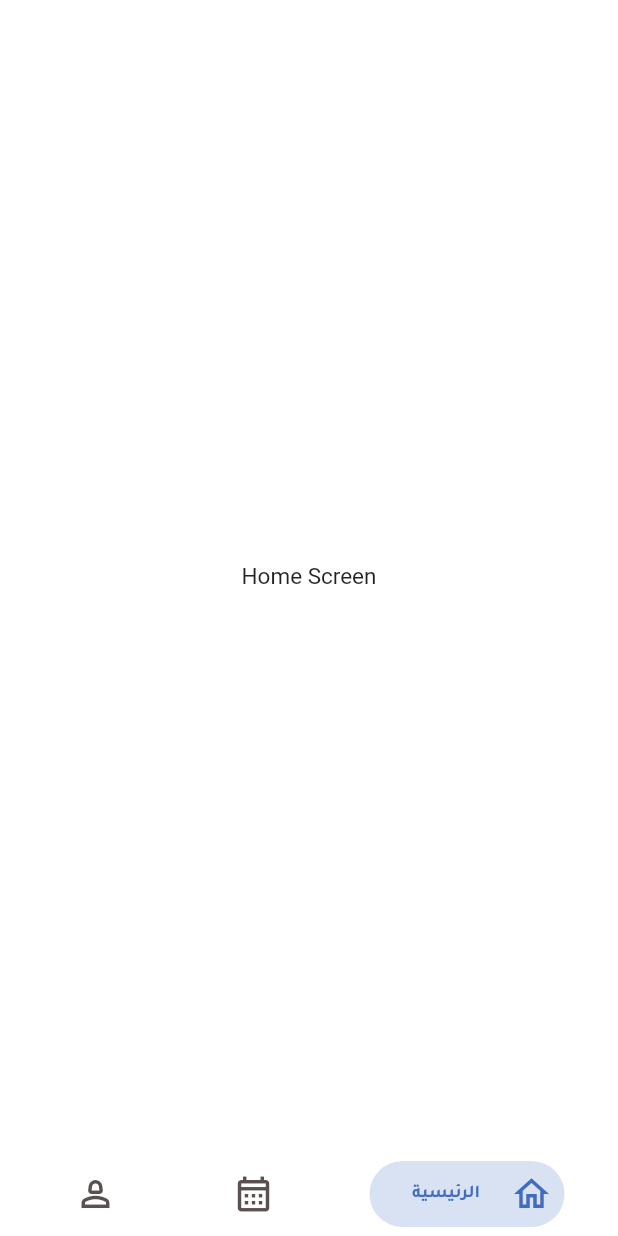
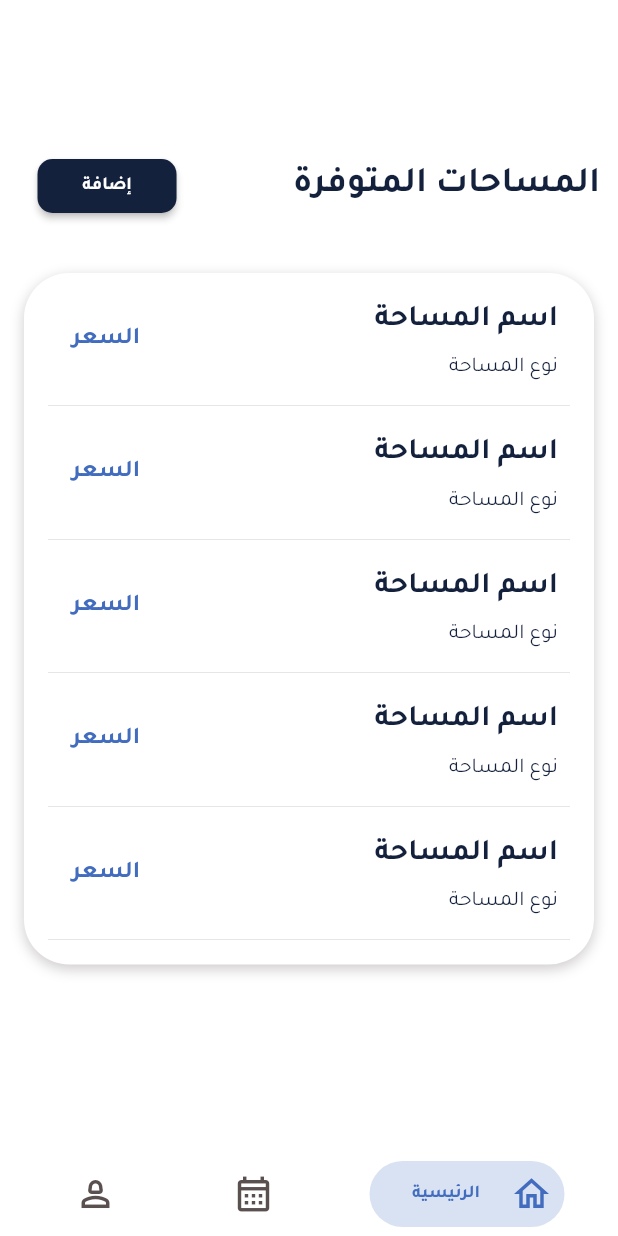
Before and after one commit to ZiyadALharbi/Frontend-Masaha-project, a Flutter app: the HomeScreen screen opened directly, on a phone screen of 412 x 824 dp. Run offline on Flutter 3.47's test engine with Material 2 defaults, Android fonts, the light colour scheme and no system bars; drawn by our look-alikes of bottom_navy_bar; our stand-ins replace get_storage; accounts and stored records are empty; network calls fail.

Commit message:
feat: add cards on home screen

```diff
--- a/frontend/lib/components/custom_button.dart
+++ b/frontend/lib/components/custom_button.dart
@@ -3,9 +3,11 @@ import 'package:flutter/material.dart';
 import '../constants/colors.dart';
 
 class CustomButton extends StatelessWidget {
-  const CustomButton({super.key, required this.buttonTitle});
+  const CustomButton(
+      {super.key, required this.buttonTitle, required this.textSize});
 
   final String buttonTitle;
+  final double textSize;
 
   @override
   Widget build(BuildContext context) {
@@ -14,7 +16,7 @@ class CustomButton extends StatelessWidget {
       style: TextStyle(
           fontFamily: 'Tajawal',
           fontWeight: FontWeight.w700,
-          fontSize: 18,
+          fontSize: textSize,
           color: white),
     );
   }
--- /dev/null
+++ b/frontend/lib/components/home/space_card.dart
@@ -0,0 +1,61 @@
+import 'package:flutter/material.dart';
+
+import '../../constants/colors.dart';
+
+class CustomCard extends StatelessWidget {
+  const CustomCard({
+    super.key,
+  });
+
+  @override
+  Widget build(BuildContext context) {
+    return Container(
+      decoration:
+          BoxDecoration(borderRadius: BorderRadius.circular(10), color: white),
+      child: Column(
+        children: [
+          ListTile(
+            title: Text(
+              "اسم المساحة",
+              style: TextStyle(
+                  fontFamily: 'Tajawal',
+                  fontSize: 20,
+                  color: darkBlue,
+                  fontWeight: FontWeight.bold),
+            ),
+            subtitle: Padding(
+              padding: const EdgeInsets.only(top: 12),
+              child: Text(
+                "نوع المساحة",
+                style: TextStyle(
+                    fontFamily: 'Tajawal',
+                    fontSize: 14,
+                    color: darkBlue,
+                    fontWeight: FontWeight.w400),
+              ),
+            ),
+            trailing: Padding(
+              padding: const EdgeInsets.all(8.0),
+              child: Text(
+                "السعر",
+                style: TextStyle(
+                    fontFamily: 'Tajawal',
+                    fontSize: 16,
+                    color: blue,
+                    fontWeight: FontWeight.w700),
+              ),
+            ),
+          ),
+          Padding(
+            padding: const EdgeInsets.all(8.0),
+            child: Divider(
+              height: 1,
+              color: darkGrey,
+              thickness: 0.1,
+            ),
+          ),
+        ],
+      ),
+    );
+  }
+}
--- /dev/null
+++ b/frontend/lib/constants/spaces.dart
@@ -0,0 +1,13 @@
+import 'package:flutter/material.dart';
+
+const kHSpace8 = SizedBox(width: 8);
+const kHSpace16 = SizedBox(width: 16);
+const kHSpace24 = SizedBox(width: 24);
+const kHSpace32 = SizedBox(width: 32);
+const kHSpace64 = SizedBox(width: 64);
+
+const kVSpace8 = SizedBox(height: 8);
+const kVSpace16 = SizedBox(height: 16);
+const kVSpace24 = SizedBox(height: 24);
+const kVSpace32 = SizedBox(height: 32);
+const kVSpace64 = SizedBox(height: 64);
--- a/frontend/lib/views/auth/log_in.dart
+++ b/frontend/lib/views/auth/log_in.dart
@@ -78,6 +78,7 @@ class _LogInState extends State<LogIn> {
                         },
                         child: const CustomButton(
                           buttonTitle: 'تسجيل الدخول',
+                          textSize: 18,
                         )),
                   ),
                   const SizedBox(height: 24),
--- a/frontend/lib/views/auth/sign_up.dart
+++ b/frontend/lib/views/auth/sign_up.dart
@@ -92,6 +92,7 @@ class _SignUpState extends State<SignUp> {
                         },
                         child: const CustomButton(
                           buttonTitle: 'حساب جديد',
+                          textSize: 18,
                         )),
                   ),
                   Center(
--- a/frontend/lib/views/owner/home_screen.dart
+++ b/frontend/lib/views/owner/home_screen.dart
@@ -1,7 +1,8 @@
 import 'package:flutter/material.dart';
 import 'package:frontend/constants/colors.dart';
-
+import '../../components/custom_button.dart';
 import '../../components/home/home_nav.dart';
+import '../../components/home/space_card.dart';
 
 class HomeScreen extends StatefulWidget {
   const HomeScreen({super.key});
@@ -14,11 +15,159 @@ class _HomeScreenState extends State<HomeScreen> {
   @override
   Widget build(BuildContext context) {
     return Scaffold(
-      backgroundColor: white,
-      bottomNavigationBar: const HomeNav(),
-      body: const Center(
-        child: Text("Home Screen"),
-      ),
-    );
+        backgroundColor: white,
+        bottomNavigationBar: const HomeNav(),
+        body: ListView(
+          children: [
+            Padding(
+              padding: const EdgeInsets.fromLTRB(25, 100, 12, 24),
+              child: Row(
+                mainAxisAlignment: MainAxisAlignment.spaceBetween,
+                children: [
+                  Text(
+                    'المساحات المتوفرة',
+                    style: TextStyle(
+                        fontFamily: 'Tajawal',
+                        fontSize: 24,
+                        color: darkBlue,
+                        fontWeight: FontWeight.bold),
+                  ),
+                  ElevatedButton(
+                      style: ElevatedButton.styleFrom(
+                          backgroundColor: darkBlue,
+                          shape: RoundedRectangleBorder(
+                              borderRadius: BorderRadius.circular(10))),
+                      onPressed: () async {},
+                      child: const CustomButton(
+                        buttonTitle: '     إضافة     ',
+                        textSize: 12,
+                      ))
+                ],
+              ),
+            ),
+            Padding(
+              padding: const EdgeInsets.fromLTRB(16, 10, 16, 0),
+              child: Container(
+                decoration: BoxDecoration(boxShadow: [
+                  BoxShadow(
+                    color: darkGrey.withOpacity(0.3),
+
+                    blurRadius: 7,
+                    offset: const Offset(0, 3), // changes position of shadow
+                  ),
+                ], borderRadius: BorderRadius.circular(30), color: white),
+                child: const Padding(
+                  padding: EdgeInsets.all(8.0),
+                  child: Column(
+                    children: [
+                      CustomCard(),
+                      CustomCard(),
+                      CustomCard(),
+                      CustomCard(),
+                      CustomCard(),
+                    ],
+                  ),
+                ),
+              ),
+            ),
+          ],
+        ));
   }
 }
+
+
+
+// class CardOrders extends StatelessWidget {
+//   const CardOrders({super.key, required this.order});
+//   final Map order;
+//   @override
+//   Widget build(BuildContext context) {
+//     return Padding(
+//       padding: const EdgeInsets.all(8.0),
+//       child: Card(
+//         shape: RoundedRectangleBorder(borderRadius: BorderRadius.circular(10)),
+//         elevation: 0.5,
+//         child: ListTile(
+//           title: Text(order["title"]),
+//           subtitle: Text(order["content"]),
+//           trailing: Text(order["create_at"]),
+//         ),
+//       ),
+//     );
+//   }
+// }
+
+// class OrderScreen extends StatelessWidget {
+//   const OrderScreen({super.key, required this.order});
+
+//   final Map order;
+
+//   @override
+//   Widget build(BuildContext context) {
+//     return Scaffold(
+//       appBar: AppBar(
+//         backgroundColor: const Color.fromARGB(255, 22, 66, 136),
+//         title: Text(
+//           order["title"],
+//         ),
+//         elevation: 0,
+//         leading: IconButton(
+//             onPressed: Navigator.of(context).pop,
+//             icon: const Icon(Icons.arrow_back)),
+//       ),
+//       body: ListView(children: [
+//         Card(
+//           child: Column(
+//             children: [
+//               Row(
+//                 children: [
+//                   Text(
+//                     "Order Id : ${order["id"]}",
+//                     style: const TextStyle(
+//                         fontSize: 16, color: Color.fromARGB(255, 23, 82, 130)),
+//                   ),
+//                 ],
+//               ),
+//               const SizedBox(
+//                 height: 8,
+//               ),
+//               Text(
+//                 order["title"],
+//                 style:
+//                     const TextStyle(fontSize: 24, fontWeight: FontWeight.bold),
+//               ),
+//               const SizedBox(
+//                 height: 28,
+//               ),
+//               Text(
+//                 order["content"],
+//                 style: const TextStyle(fontSize: 24),
+//               ),
+//               const SizedBox(
+//                 height: 28,
+//               ),
+//               Row(
+//                 mainAxisAlignment: MainAxisAlignment.end,
+//                 children: [
+//                   Text(
+//                     order["create_at"],
+//                     style: const TextStyle(
+//                         fontSize: 16,
+//                         color: Color.fromARGB(255, 169, 169, 169)),
+//                   ),
+//                 ],
+//               ),
+//             ],
+//           ),
+//         ),
+//       ]),
+//     );
+//   }
+// }
+
+// for (var item in listOrders.reversed)
+//               InkWell(
+//                   onTap: () {
+//                     context.nextPage(view: OrderScreen(order: item));
+//                   },
+//                   child: CardOrders(order: item)),
```
